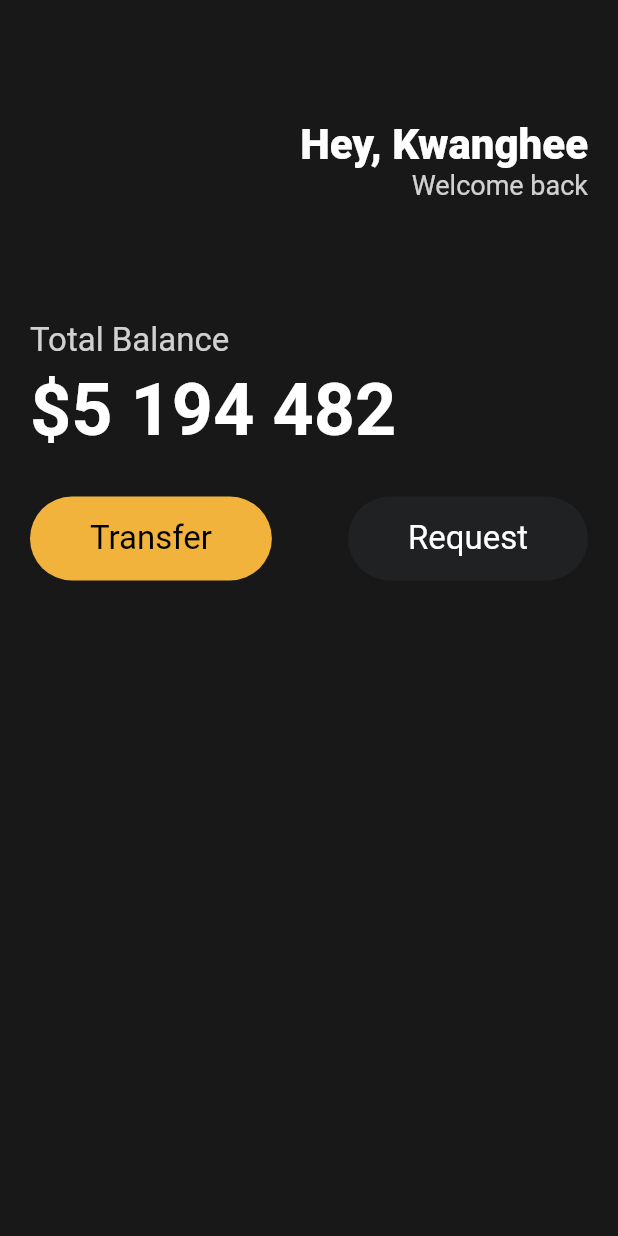
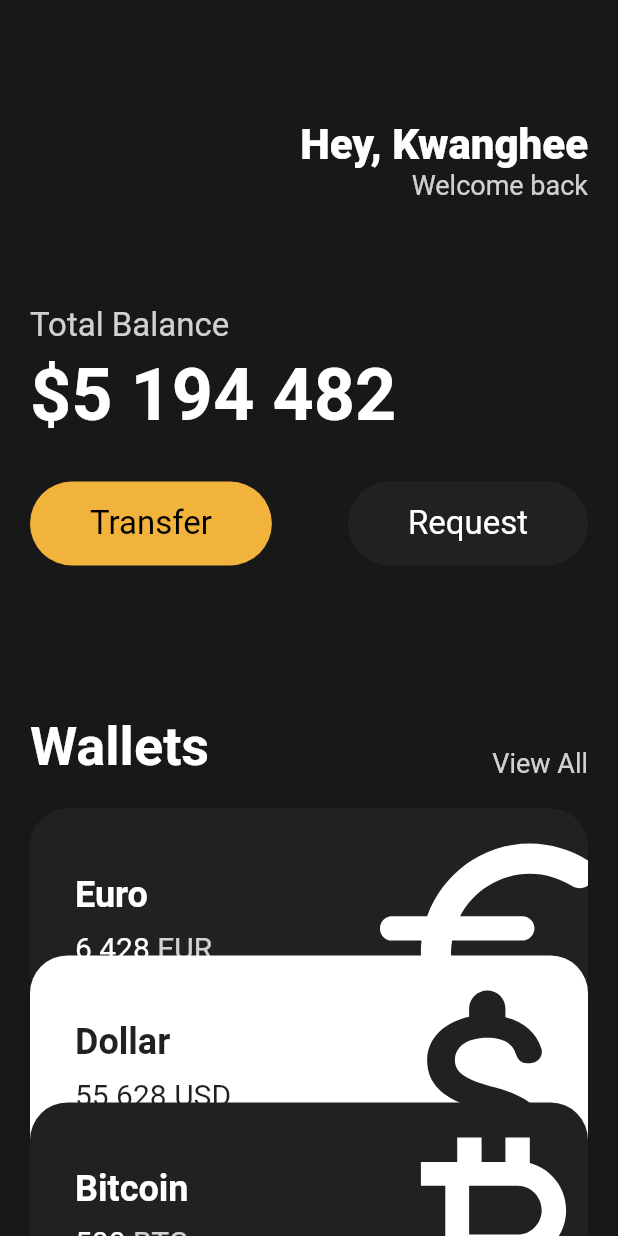
Before and after one commit to tunameatball/flutter-study, a Flutter app: the screen it shows after launch, on a phone screen of 412 x 824 dp. Run offline on Flutter 3.47's test engine with Material 2 defaults, Android fonts, the phone set to English and light mode, and no system bars.

Commit message:
complete first Wallet Page

```diff
--- a/first/lib/main.dart
+++ b/first/lib/main.dart
@@ -1,4 +1,5 @@
 import 'package:first/widgets/button.dart';
+import 'package:first/widgets/currency_card.dart';
 import 'package:flutter/material.dart';
 
 void main() {
@@ -13,7 +14,7 @@ class App extends StatelessWidget {
     return MaterialApp(
       home: Scaffold(
         backgroundColor: const Color(0xFF181818),
-        body: Padding(
+        body: SingleChildScrollView(
           padding: const EdgeInsets.symmetric(horizontal: 20),
           child:
               Column(crossAxisAlignment: CrossAxisAlignment.start, children: [
@@ -46,7 +47,7 @@ class App extends StatelessWidget {
               ],
             ),
             const SizedBox(
-              height: 80,
+              height: 70,
             ),
             Text(
               'Total Balance',
@@ -82,6 +83,56 @@ class App extends StatelessWidget {
                     textColor: Colors.white),
               ],
             ),
+            const SizedBox(
+              height: 100,
+            ),
+            Row(
+              crossAxisAlignment: CrossAxisAlignment.end,
+              mainAxisAlignment: MainAxisAlignment.spaceBetween,
+              children: [
+                const Text('Wallets',
+                    style: TextStyle(
+                      color: Colors.white,
+                      fontSize: 36,
+                      fontWeight: FontWeight.w600,
+                    )),
+                Text('View All',
+                    style: TextStyle(
+                      color: Colors.white.withOpacity(0.8),
+                      fontSize: 18,
+                    )),
+              ],
+            ),
+            const SizedBox(
+              height: 20,
+            ),
+            const CurrencyCard(
+              name: 'Euro',
+              code: 'EUR',
+              amount: '6 428',
+              icon: Icons.euro_rounded,
+              isInverted: false,
+            ),
+            Transform.translate(
+              offset: const Offset(0, -50),
+              child: const CurrencyCard(
+                name: 'Dollar',
+                code: 'USD',
+                amount: '55 628',
+                icon: Icons.attach_money_rounded,
+                isInverted: true,
+              ),
+            ),
+            Transform.translate(
+              offset: const Offset(0, -100),
+              child: const CurrencyCard(
+                name: 'Bitcoin',
+                code: 'BTC',
+                amount: '500',
+                icon: Icons.currency_bitcoin_outlined,
+                isInverted: false,
+              ),
+            ),
           ]),
         ),
       ),
```
